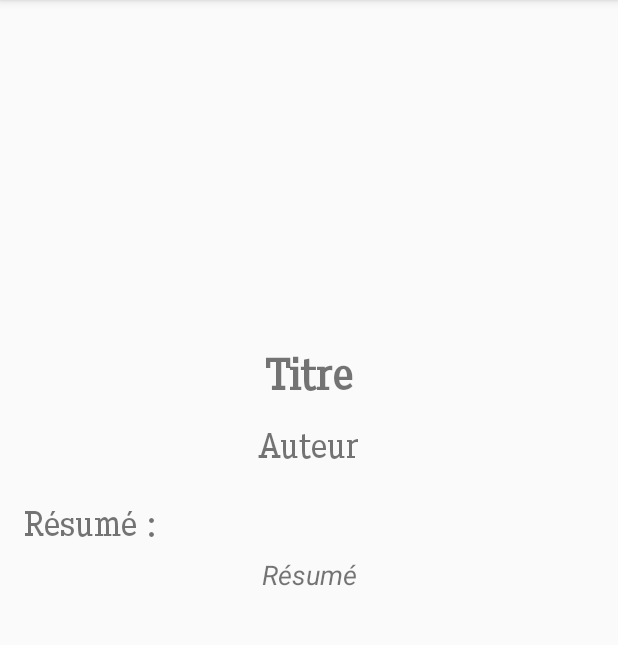
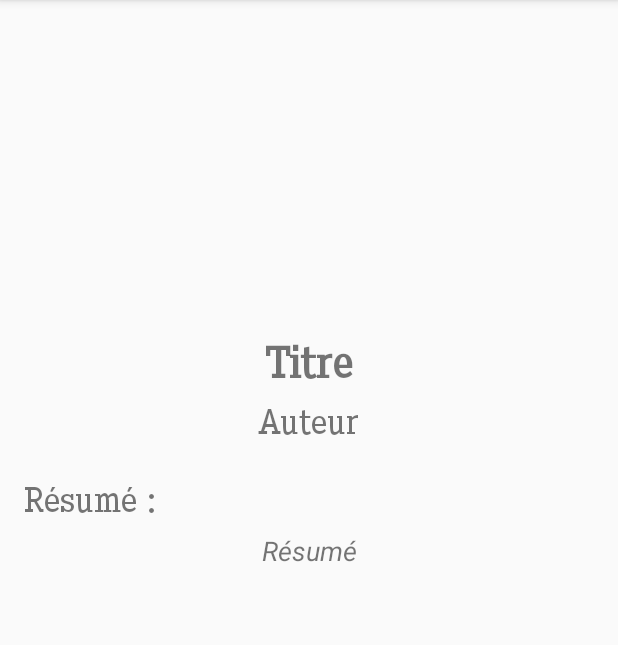
Before and after one commit to coding-factory-classrooms/project-android-l3-scan-groupe-bookscan, an Android app: the BookDetailsActivity screen opened directly, with no data from a screen before it, on a phone screen of 412 x 824 dp, the part 84-729 px from its top. Run offline under Robolectric (Android 15) with nearby library versions, the light colour scheme and no system bars; 8 statements that could not run were skipped.

Commit message:
Details style

```diff
--- a/app/src/main/res/layout/activity_book_details.xml
+++ b/app/src/main/res/layout/activity_book_details.xml
@@ -47,7 +47,7 @@
                     android:id="@+id/titleBookTextView"
                     android:layout_width="wrap_content"
                     android:layout_height="wrap_content"
-                    android:layout_marginTop="24dp"
+                    android:layout_marginTop="16dp"
                     android:fontFamily="@font/pentay_book"
                     android:text="Titre"
                     android:textSize="30sp"
@@ -61,7 +61,7 @@
                     android:id="@+id/authorTextView"
                     android:layout_width="wrap_content"
                     android:layout_height="wrap_content"
-                    android:layout_marginTop="16dp"
+                    android:layout_marginTop="8dp"
                     android:fontFamily="@font/pentay_book"
                     android:text="Auteur"
                     android:textSize="24sp"
@@ -93,7 +93,7 @@
                     android:layout_marginTop="8dp"
                     android:layout_marginBottom="16dp"
                     android:text="Résumé"
-                    android:textAlignment="textStart"
+                    android:textAlignment="center"
                     android:textAllCaps="false"
                     android:textSize="18sp"
                     android:textStyle="italic"
```
Also changed, not shown: app/src/main/res/layout/activity_book_list.xml (+0 -12 lines).
